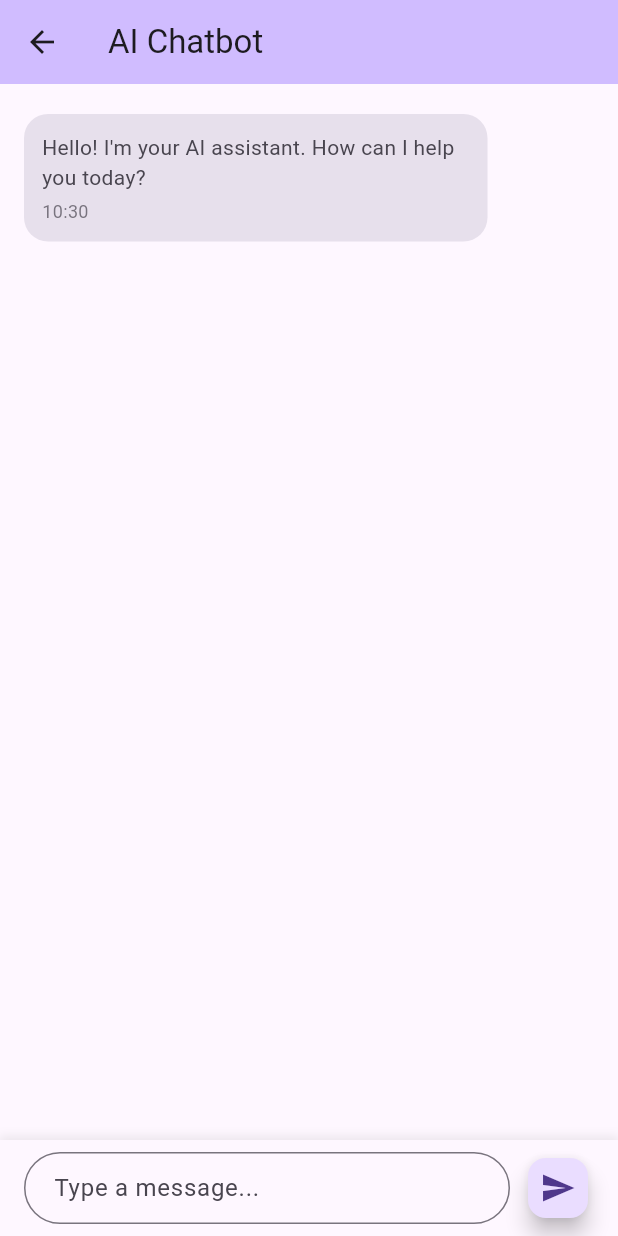
After one commit to lathifrdp/nyore, a Flutter app: the ChatbotV2Page screen opened by its route, after a tap on the "send" icon, on a phone screen of 412 x 824 dp. The commit adds this screen. Run offline on Flutter 3.47's test engine with Material 3 defaults, Android fonts, the phone set to English and light mode, and no system bars; our stand-ins replace dio, flutter_bloc, flutter_dotenv, flutter_tts, google_generative_ai, image_picker and 2 more.

Commit message:
add chatbot v2

```diff
--- a/lib/core/navigation/app_routes.dart
+++ b/lib/core/navigation/app_routes.dart
@@ -1,6 +1,8 @@
 import 'package:flutter/material.dart';
 import 'package:nyore/core/navigation/routes.dart';
 import 'package:nyore/features/ask_gemini/presentation/page/ask_gemini_page.dart';
+import 'package:nyore/features/chatbot/presentation/page/chatbot_page.dart';
+import 'package:nyore/features/chatbot/presentation/page/chatbot_v2_page.dart';
 import 'package:nyore/features/main/presentation/page/main_page.dart';
 import 'package:nyore/features/stt_openai/presentation/page/stt_openai_page.dart';
 
@@ -8,4 +10,6 @@ Map<String, Widget Function(BuildContext)> appRoutes = {
   Routes.root: (context) => const MainPage(),
   Routes.askGemini: (context) => const AskGeminiPage(),
   Routes.sttOpenAI: (context) => const SttOpenAiPage(),
+  Routes.chatbot: (context) => const ChatbotPage(),
+  Routes.chatbotV2: (context) => const ChatbotV2Page(),
 };
--- a/lib/core/navigation/routes.dart
+++ b/lib/core/navigation/routes.dart
@@ -2,4 +2,6 @@ class Routes {
   static const root = '/';
   static const askGemini = '/ask-gemini';
   static const sttOpenAI = '/stt-openai';
+  static const chatbot = '/chatbot';
+  static const chatbotV2 = '/chatbot-v2';
 }
--- /dev/null
+++ b/lib/features/chatbot/presentation/page/chatbot_v2_page.dart
@@ -0,0 +1,348 @@
+import 'package:flutter/material.dart';
+import 'package:google_generative_ai/google_generative_ai.dart';
+import 'package:flutter_dotenv/flutter_dotenv.dart';
+
+class ChatbotV2Page extends StatefulWidget {
+  const ChatbotV2Page({super.key});
+
+  @override
+  State<ChatbotV2Page> createState() => _ChatbotV2PageState();
+}
+
+class _ChatbotV2PageState extends State<ChatbotV2Page> {
+  final TextEditingController _messageController = TextEditingController();
+  final ScrollController _scrollController = ScrollController();
+  final List<ChatMessage> _messages = [];
+  late GenerativeModel _model;
+  late ChatSession _chat; // Tambahkan ini untuk mengelola sesi obrolan
+  bool _isLoading = false;
+
+  final String _apiKey = dotenv.env['GEMINI_API_KEY'] ?? "";
+
+  @override
+  void initState() {
+    super.initState();
+    _initializeModel();
+    _addWelcomeMessage();
+  }
+
+  void _initializeModel() {
+    _model = GenerativeModel(
+      model: 'gemini-1.5-flash-latest',
+      apiKey: _apiKey,
+    );
+    // Inisialisasi ChatSession di sini
+    _chat = _model.startChat(history: []); // Bisa juga dengan history awal
+  }
+
+  void _addWelcomeMessage() {
+    setState(() {
+      _messages.add(
+        ChatMessage(
+          text: "Hello! I'm your AI assistant. How can I help you today?",
+          isUser: false,
+          timestamp: DateTime.now(),
+        ),
+      );
+    });
+    // Jika Anda ingin pesan selamat datang ini menjadi bagian dari konteks AI,
+    // Anda bisa menambahkannya ke history _chat secara manual.
+    // Namun, umumnya pesan selamat datang tidak perlu diumpankan kembali ke AI.
+    // Jika perlu, Anda bisa lakukan seperti ini:
+    // _chat.history.add(Content.model([TextPart("Hello! I'm your AI assistant. How can I help you today?")]));
+  }
+
+  Future<void> _sendMessage(String text) async {
+    if (text.trim().isEmpty) return;
+
+    // Add user message
+    setState(() {
+      _messages.add(
+        ChatMessage(
+          text: text,
+          isUser: true,
+          timestamp: DateTime.now(),
+        ),
+      );
+      _isLoading = true;
+    });
+
+    _messageController.clear();
+    _scrollToBottom();
+
+    try {
+      // Menggunakan _chat.sendMessage() untuk menjaga konteks
+      final response = await _chat.sendMessage(Content.text(text));
+
+      setState(() {
+        _messages.add(
+          ChatMessage(
+            text: response.text ?? 'Sorry, I could not generate a response.',
+            isUser: false,
+            timestamp: DateTime.now(),
+          ),
+        );
+        _isLoading = false;
+      });
+    } catch (e) {
+      setState(() {
+        _messages.add(
+          ChatMessage(
+            text:
+                'Error: ${e.toString()}. Please check your API key and internet connection.',
+            isUser: false,
+            timestamp: DateTime.now(),
+          ),
+        );
+        _isLoading = false;
+      });
+    }
+
+    _scrollToBottom();
+  }
+
+  void _scrollToBottom() {
+    WidgetsBinding.instance.addPostFrameCallback((_) {
+      if (_scrollController.hasClients) {
+        _scrollController.animateTo(
+          _scrollController.position.maxScrollExtent,
+          duration: const Duration(milliseconds: 300),
+          curve: Curves.easeOut,
+        );
+      }
+    });
+  }
+
+  @override
+  Widget build(BuildContext context) {
+    return Scaffold(
+      appBar: AppBar(
+        title: const Text('AI Chatbot'),
+        backgroundColor: Theme.of(context).colorScheme.inversePrimary,
+        elevation: 0,
+      ),
+      body: Column(
+        children: [
+          Expanded(
+            child: ListView.builder(
+              controller: _scrollController,
+              padding: const EdgeInsets.all(16),
+              itemCount: _messages.length + (_isLoading ? 1 : 0),
+              itemBuilder: (context, index) {
+                if (index == _messages.length && _isLoading) {
+                  return const TypingIndicator();
+                }
+                return ChatBubble(message: _messages[index]);
+              },
+            ),
+          ),
+          _buildMessageInput(),
+        ],
+      ),
+    );
+  }
+
+  Widget _buildMessageInput() {
+    return Container(
+      padding: const EdgeInsets.symmetric(horizontal: 16, vertical: 8),
+      decoration: BoxDecoration(
+        color: Theme.of(context).colorScheme.surface,
+        boxShadow: [
+          BoxShadow(
+            color: Colors.grey.withOpacity(0.2),
+            spreadRadius: 1,
+            blurRadius: 5,
+            offset: const Offset(0, -2),
+          ),
+        ],
+      ),
+      child: Row(
+        children: [
+          Expanded(
+            child: TextField(
+              controller: _messageController,
+              decoration: InputDecoration(
+                hintText: 'Type a message...',
+                border: OutlineInputBorder(
+                  borderRadius: BorderRadius.circular(24),
+                ),
+                contentPadding: const EdgeInsets.symmetric(
+                  horizontal: 16,
+                  vertical: 12,
+                ),
+              ),
+              maxLines: null,
+              onSubmitted: _isLoading
+                  ? null
+                  : (value) => _sendMessage(value), // Perbaiki ini
+            ),
+          ),
+          const SizedBox(width: 8),
+          FloatingActionButton(
+            onPressed:
+                _isLoading ? null : () => _sendMessage(_messageController.text),
+            mini: true,
+            child: _isLoading
+                ? const SizedBox(
+                    width: 20,
+                    height: 20,
+                    child: CircularProgressIndicator(strokeWidth: 2),
+                  )
+                : const Icon(Icons.send),
+          ),
+        ],
+      ),
+    );
+  }
+
+  @override
+  void dispose() {
+    _messageController.dispose();
+    _scrollController.dispose();
+    super.dispose();
+  }
+}
+
+// Tidak ada perubahan pada ChatMessage, ChatBubble, dan TypingIndicator
+class ChatMessage {
+  final String text;
+  final bool isUser;
+  final DateTime timestamp;
+
+  ChatMessage({
+    required this.text,
+    required this.isUser,
+    required this.timestamp,
+  });
+}
+
+class ChatBubble extends StatelessWidget {
+  final ChatMessage message;
+
+  const ChatBubble({super.key, required this.message});
+
+  @override
+  Widget build(BuildContext context) {
+    return Align(
+      alignment: message.isUser ? Alignment.centerRight : Alignment.centerLeft,
+      child: Container(
+        margin: const EdgeInsets.symmetric(vertical: 4),
+        padding: const EdgeInsets.all(12),
+        constraints: BoxConstraints(
+          maxWidth: MediaQuery.of(context).size.width * 0.75,
+        ),
+        decoration: BoxDecoration(
+          color: message.isUser
+              ? Theme.of(context).colorScheme.primary
+              : Theme.of(context).colorScheme.surfaceVariant,
+          borderRadius: BorderRadius.circular(16),
+        ),
+        child: Column(
+          crossAxisAlignment: CrossAxisAlignment.start,
+          children: [
+            Text(
+              message.text,
+              style: TextStyle(
+                color: message.isUser
+                    ? Theme.of(context).colorScheme.onPrimary
+                    : Theme.of(context).colorScheme.onSurfaceVariant,
+              ),
+            ),
+            const SizedBox(height: 4),
+            Text(
+              _formatTime(message.timestamp),
+              style: TextStyle(
+                fontSize: 12,
+                color: (message.isUser
+                        ? Theme.of(context).colorScheme.onPrimary
+                        : Theme.of(context).colorScheme.onSurfaceVariant)
+                    .withOpacity(0.7),
+              ),
+            ),
+          ],
+        ),
+      ),
+    );
+  }
+
+  String _formatTime(DateTime dateTime) {
+    return '${dateTime.hour.toString().padLeft(2, '0')}:${dateTime.minute.toString().padLeft(2, '0')}';
+  }
+}
+
+class TypingIndicator extends StatefulWidget {
+  const TypingIndicator({super.key});
+
+  @override
+  State<TypingIndicator> createState() => _TypingIndicatorState();
+}
+
+class _TypingIndicatorState extends State<TypingIndicator>
+    with TickerProviderStateMixin {
+  late AnimationController _animationController;
+  late Animation<double> _animation;
+
+  @override
+  void initState() {
+    super.initState();
+    _animationController = AnimationController(
+      duration: const Duration(milliseconds: 1500),
+      vsync: this,
+    )..repeat();
+
+    _animation = Tween<double>(
+      begin: 0.0,
+      end: 1.0,
+    ).animate(_animationController);
+  }
+
+  @override
+  Widget build(BuildContext context) {
+    return Align(
+      alignment: Alignment.centerLeft,
+      child: Container(
+        margin: const EdgeInsets.symmetric(vertical: 4),
+        padding: const EdgeInsets.all(12),
+        decoration: BoxDecoration(
+          color: Theme.of(context).colorScheme.surfaceVariant,
+          borderRadius: BorderRadius.circular(16),
+        ),
+        child: Row(
+          mainAxisSize: MainAxisSize.min,
+          children: [
+            const Text('AI is typing'),
+            const SizedBox(width: 8),
+            AnimatedBuilder(
+              animation: _animation,
+              builder: (context, child) {
+                return Row(
+                  children: List.generate(3, (index) {
+                    return AnimatedContainer(
+                      duration: Duration(milliseconds: 300 + (index * 100)),
+                      margin: const EdgeInsets.only(right: 2),
+                      height: 4,
+                      width: 4,
+                      decoration: BoxDecoration(
+                        color:
+                            Theme.of(context).colorScheme.primary.withOpacity(
+                                  (_animation.value + index * 0.2) % 1.0,
+                                ),
+                        shape: BoxShape.circle,
+                      ),
+                    );
+                  }),
+                );
+              },
+            ),
+          ],
+        ),
+      ),
+    );
+  }
+
+  @override
+  void dispose() {
+    _animationController.dispose();
+    super.dispose();
+  }
+}
--- a/lib/features/main/data/mock/feature_data_mock.dart
+++ b/lib/features/main/data/mock/feature_data_mock.dart
@@ -18,6 +18,13 @@ const String featureDataJson = '''
     "description": "Fitur ini adalah semacam Speech to Text dan Text to Speech yang ter-integrasi dengan Gemini AI",
     "isActive": true,
     "pathRoute": "/stt-openai"
+  },
+  {
+    "id": 3,
+    "name": "Chatbot",
+    "description": "Fitur chatbot yang ter-integrasi dengan Gemini AI",
+    "isActive": true,
+    "pathRoute": "/chatbot-v2"
   }
 ]
 ''';
```
Also changed, not shown: lib/features/chatbot/presentation/page/chatbot_page.dart (added, +338 -0 lines).
